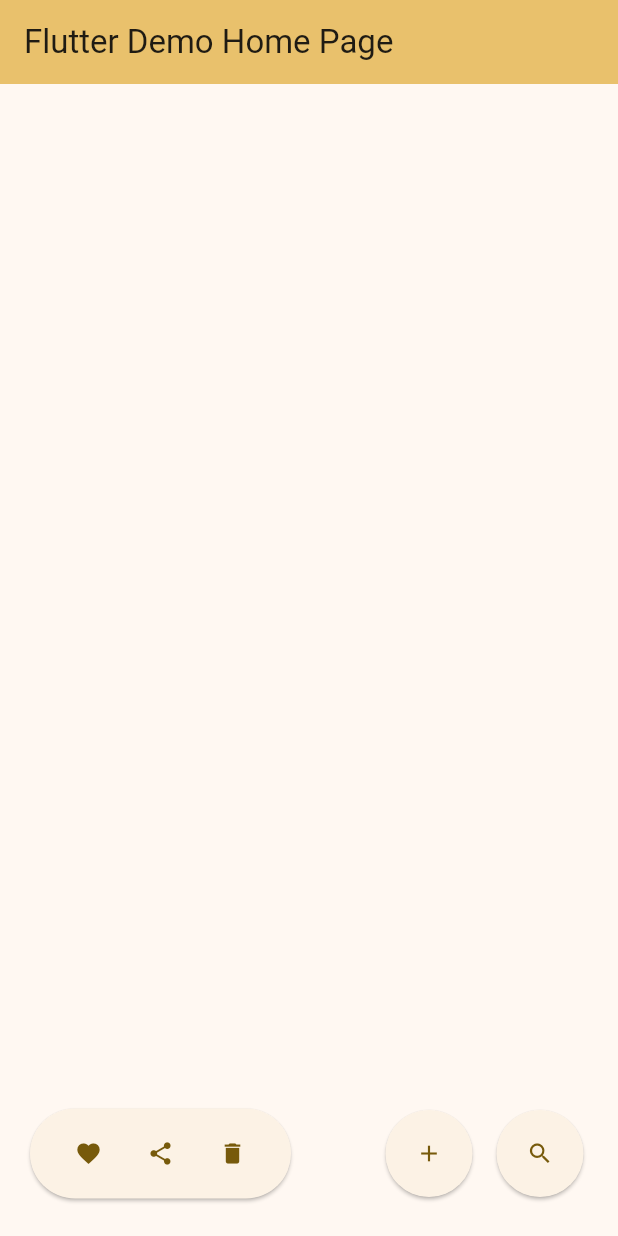
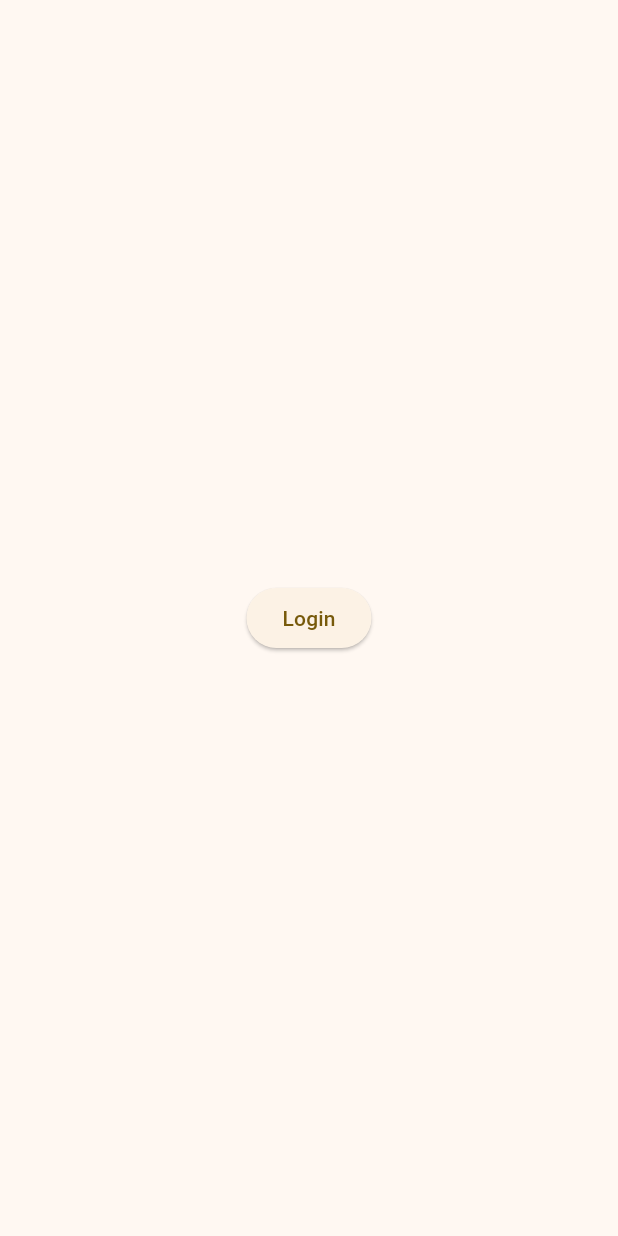
Before and after one commit to Shank-afk/Universal_Bookmark_app, a Flutter app: the screen it shows after launch, on a phone screen of 412 x 824 dp. Run offline on Flutter 3.47's test engine with Material 3 defaults, Android fonts, the phone set to English and light mode, and no system bars.

Commit message:
Created directory for widgets

```diff
--- a/lib/main.dart
+++ b/lib/main.dart
@@ -1,4 +1,4 @@
-import 'package:flutter/foundation.dart';
+import 'package:bookmark/views/pages/welcomepage.dart';
 import 'package:flutter/material.dart';
 
 void main() {
@@ -12,111 +12,12 @@ class MyApp extends StatelessWidget {
   Widget build(BuildContext context) {
     return MaterialApp(
       title: 'Flutter Demo',
+      debugShowCheckedModeBanner: false,
       theme: ThemeData(colorScheme: .fromSeed(seedColor: Colors.amber)),
-      home: const MyHomePage(title: 'Flutter Demo Home Page'),
+      home: const WelcomePageWidget(),
+      routes: {
+        "/home":(context) => WelcomePageWidget(),
+      },
     );
   }
 }
-
-class MyHomePage extends StatefulWidget {
-  const MyHomePage({super.key, required this.title});
-
-  final String title;
-
-  @override
-  State<MyHomePage> createState() => _MyHomePageState();
-}
-
-class _MyHomePageState extends State<MyHomePage> {
-  @override
-  Widget build(BuildContext context) {
-    return Scaffold(
-      appBar: AppBar(
-        backgroundColor: Theme.of(context).colorScheme.inversePrimary,
-        title: Text(widget.title),
-      ),
-
-      body: Stack(
-        children: [
-          // Background content
-          Positioned(
-            bottom: 25, // Adjust as needed
-            left: 0,
-            right: 0,
-            child: Row(
-              children: [
-                SizedBox(width: 20),
-                //Rextange
-                ElevatedButton(
-                  onPressed: () {
-                    // Optional: Handle tap on the entire button
-                  },
-                  style: ElevatedButton.styleFrom(
-                    padding: EdgeInsets.symmetric(horizontal: 15, vertical: 6),
-                    shape: RoundedRectangleBorder(
-                      borderRadius: BorderRadius.circular(50),
-                    ),
-                  ),
-                  child: Row(
-                    mainAxisSize: MainAxisSize.min,
-                    children: [
-                      IconButton(
-                        icon: Icon(Icons.favorite),
-                        onPressed: () {
-                          print('Favorite pressed');
-                        },
-                      ),
-                      IconButton(
-                        icon: Icon(Icons.share),
-                        onPressed: () {
-                          print('Share pressed');
-                        },
-                      ),
-                      IconButton(
-                        icon: Icon(Icons.delete),
-                        onPressed: () {
-                          print('Delete pressed');
-                        },
-                      ),
-                    ],
-                  ),
-                ),
-                Spacer(),
-                //circular button
-                ElevatedButton(
-                  onPressed: () {
-                    // Your button action
-                  },
-                  style: ElevatedButton.styleFrom(
-                    shape: CircleBorder(), // Makes the button circular
-                    padding: EdgeInsets.all(
-                      20,
-                    ), // Adjust padding to control the size
-                  ),
-                  child: Icon(Icons.add), // Use an icon for a circular button
-                ),
-                SizedBox(width: 10),
-                //circular button
-                ElevatedButton(
-                  onPressed: () {
-                    // Your button action
-                  },
-                  style: ElevatedButton.styleFrom(
-                    shape: CircleBorder(), // Makes the button circular
-                    padding: EdgeInsets.all(
-                      20,
-                    ), // Adjust padding to control the size
-                  ),
-                  child: Icon(
-                    Icons.search,
-                  ), // Use an icon for a circular button
-                ),
-                SizedBox(width: 20),
-              ],
-            ),
-          ),
-        ],
-      ),
-    );
-  }
-}
--- /dev/null
+++ b/lib/views/pages/welcomepage.dart
@@ -0,0 +1,27 @@
+import 'package:bookmark/widget/widget_tree.dart';
+import 'package:flutter/material.dart';
+
+class WelcomePageWidget extends StatelessWidget {
+  const WelcomePageWidget({super.key});
+
+  @override
+  Widget build(BuildContext context) {
+    return Scaffold(
+      body: Center(
+        child: ElevatedButton(
+          onPressed: () {
+            Navigator.pushReplacement(
+              context,
+              MaterialPageRoute(
+                builder: (context) {
+                  return WidgetTree();
+                },
+              ),
+            );
+          },
+          child: Text("Login"),
+        ),
+      ),
+    );
+  }
+}
```
Also changed, not shown: lib/views/pages/homepage.dart (added, +12 -0 lines), lib/widget/appbar_widget.dart (added, +28 -0 lines), lib/widget/nevbar_widget.dart (added, +77 -0 lines), lib/widget/widget_tree.dart (added, +17 -0 lines), pubspec.lock.
